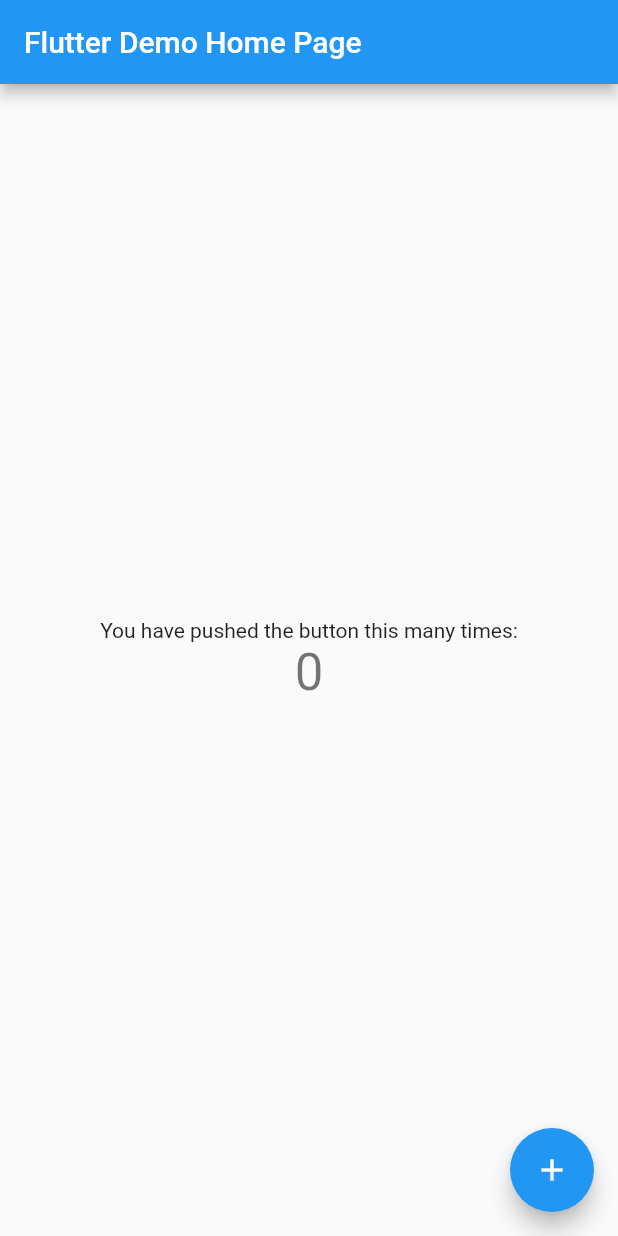
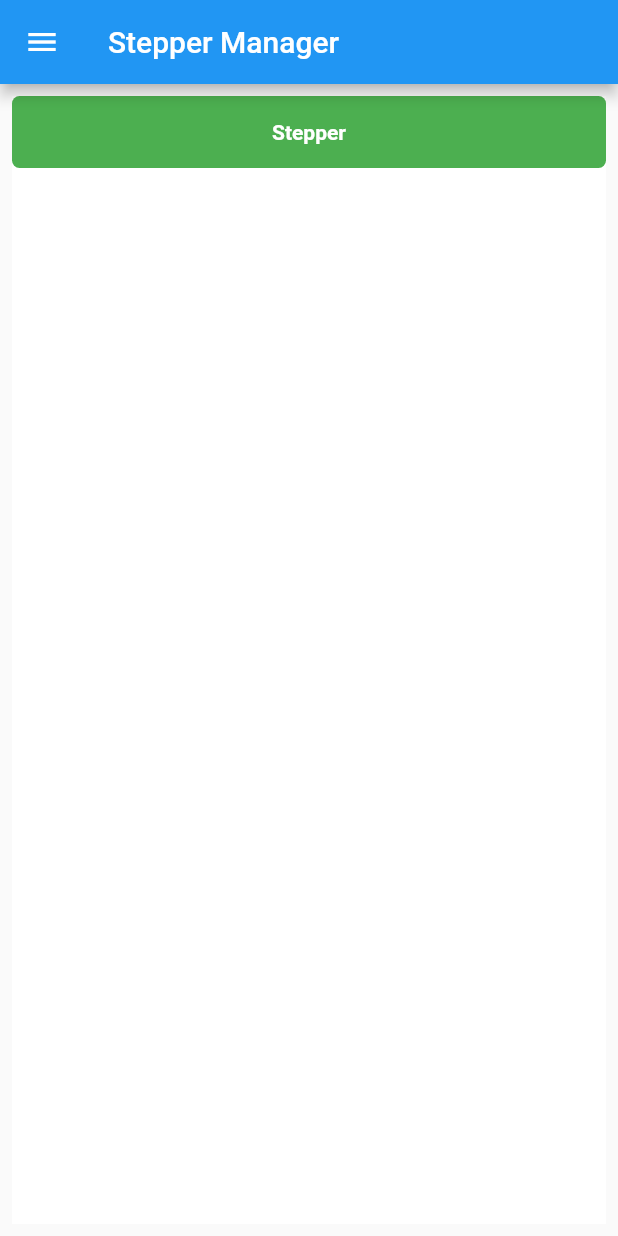
Before and after one commit to shakiz/flutter_top_widgets, a Flutter app: the screen it shows after launch, on a phone screen of 412 x 824 dp. Run offline on Flutter 3.47's test engine with Material 2 defaults, Android fonts, the light colour scheme and no system bars.

Commit message:
stepper manager added

```diff
--- /dev/null
+++ b/lib/home_page.dart
@@ -0,0 +1,59 @@
+import 'package:flutter/cupertino.dart';
+import 'package:flutter/material.dart';
+import 'package:flutter_top_widgets/stepper_manager/stepper_manager.dart';
+
+class HomePage extends StatefulWidget {
+  const HomePage({Key? key}) : super(key: key);
+
+  @override
+  _HomePageState createState() => _HomePageState();
+}
+
+class _HomePageState extends State<HomePage> {
+  @override
+  Widget build(BuildContext context) {
+    return Scaffold(
+      appBar: AppBar(
+        title: const Text("Stepper Manager"),
+        leading: Builder(
+          builder: (context) => InkWell(
+            onTap: () {
+              Navigator.of(context).pop();
+            },
+            child: const Icon(Icons.menu),
+          ),
+        ),
+      ),
+      body: Container(
+        margin: const EdgeInsets.all(8),
+        color: Colors.white,
+        child: Column(
+          children: [
+            TextButton(
+              style: ButtonStyle(
+                backgroundColor: MaterialStateProperty.all(Colors.green),
+                shape: MaterialStateProperty.all(RoundedRectangleBorder(
+                  borderRadius: BorderRadius.circular(5.0),
+                )),
+              ),
+              onPressed: () async {
+                Navigator.push(context, MaterialPageRoute(builder: (context) => const StepperManager()));
+              },
+              //LOGIN //Drawer Main
+              child: const Padding(
+                padding: EdgeInsets.all(8),
+                child: Center(
+                  child: Text(
+                    "Stepper",
+                    textAlign: TextAlign.center,
+                    style: TextStyle(color: Colors.white, fontWeight: FontWeight.bold),
+                  ),
+                ),
+              ),
+            ),
+          ],
+        ),
+      ),
+    );
+  }
+}
--- a/lib/main.dart
+++ b/lib/main.dart
@@ -1,4 +1,5 @@
 import 'package:flutter/material.dart';
+import 'package:flutter_top_widgets/home_page.dart';
 
 void main() {
   runApp(const MyApp());
@@ -7,109 +8,16 @@
 class MyApp extends StatelessWidget {
   const MyApp({Key? key}) : super(key: key);
 
-  // This widget is the root of your application.
   @override
   Widget build(BuildContext context) {
     return MaterialApp(
-      title: 'Flutter Demo',
+      title: 'Flutter Top Widgets',
       theme: ThemeData(
-        // This is the theme of your application.
-        //
-        // Try running your application with "flutter run". You'll see the
-        // application has a blue toolbar. Then, without quitting the app, try
-        // changing the primarySwatch below to Colors.green and then invoke
-        // "hot reload" (press "r" in the console where you ran "flutter run",
-        // or simply save your changes to "hot reload" in a Flutter IDE).
-        // Notice that the counter didn't reset back to zero; the application
-        // is not restarted.
         primarySwatch: Colors.blue,
+        visualDensity: VisualDensity.adaptivePlatformDensity,
       ),
-      home: const MyHomePage(title: 'Flutter Demo Home Page'),
+      debugShowCheckedModeBanner: false,
+      home: const HomePage(),
     );
   }
 }
-
-class MyHomePage extends StatefulWidget {
-  const MyHomePage({Key? key, required this.title}) : super(key: key);
-
-  // This widget is the home page of your application. It is stateful, meaning
-  // that it has a State object (defined below) that contains fields that affect
-  // how it looks.
-
-  // This class is the configuration for the state. It holds the values (in this
-  // case the title) provided by the parent (in this case the App widget) and
-  // used by the build method of the State. Fields in a Widget subclass are
-  // always marked "final".
-
-  final String title;
-
-  @override
-  State<MyHomePage> createState() => _MyHomePageState();
-}
-
-class _MyHomePageState extends State<MyHomePage> {
-  int _counter = 0;
-
-  void _incrementCounter() {
-    setState(() {
-      // This call to setState tells the Flutter framework that something has
-      // changed in this State, which causes it to rerun the build method below
-      // so that the display can reflect the updated values. If we changed
-      // _counter without calling setState(), then the build method would not be
-      // called again, and so nothing would appear to happen.
-      _counter++;
-    });
-  }
-
-  @override
-  Widget build(BuildContext context) {
-    // This method is rerun every time setState is called, for instance as done
-    // by the _incrementCounter method above.
-    //
-    // The Flutter framework has been optimized to make rerunning build methods
-    // fast, so that you can just rebuild anything that needs updating rather
-    // than having to individually change instances of widgets.
-    return Scaffold(
-      appBar: AppBar(
-        // Here we take the value from the MyHomePage object that was created by
-        // the App.build method, and use it to set our appbar title.
-        title: Text(widget.title),
-      ),
-      body: Center(
-        // Center is a layout widget. It takes a single child and positions it
-        // in the middle of the parent.
-        child: Column(
-          // Column is also a layout widget. It takes a list of children and
-          // arranges them vertically. By default, it sizes itself to fit its
-          // children horizontally, and tries to be as tall as its parent.
-          //
-          // Invoke "debug painting" (press "p" in the console, choose the
-          // "Toggle Debug Paint" action from the Flutter Inspector in Android
-          // Studio, or the "Toggle Debug Paint" command in Visual Studio Code)
-          // to see the wireframe for each widget.
-          //
-          // Column has various properties to control how it sizes itself and
-          // how it positions its children. Here we use mainAxisAlignment to
-          // center the children vertically; the main axis here is the vertical
-          // axis because Columns are vertical (the cross axis would be
-          // horizontal).
-          mainAxisAlignment: MainAxisAlignment.center,
-          children: <Widget>[
-            const Text(
-              'You have pushed the button this many times:',
-            ),
-            Text(
-              '$_counter',
-              style: Theme.of(context).textTheme.headline4,
-            ),
-          ],
-        ),
-      ),
-      floatingActionButton: FloatingActionButton(
-        onPressed: _incrementCounter,
-        tooltip: 'Increment',
-        child: const Icon(Icons.add),
-      ), // This trailing comma makes auto-formatting nicer for build methods.
-    );
-  }
-}
```
Also changed, not shown: lib/stepper_manager/stepper_manager.dart (added, +45 -0 lines).
